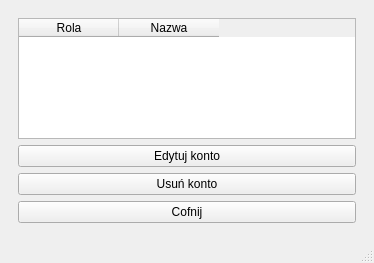
Qt form mainwindow.ui (WojciechLarecki/Puzzler) before a commit.
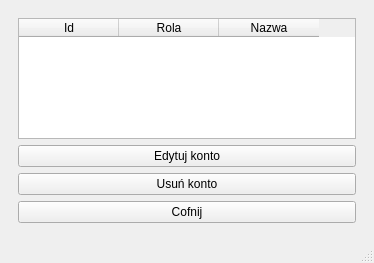
The same form after that commit. The open tabs and pages were chosen to show the change.

Patch:
```diff
--- a/mainwindow.ui
+++ b/mainwindow.ui
@@ -136,6 +136,11 @@
        <layout class="QVBoxLayout" name="verticalLayout_8">
         <item>
          <widget class="QTableWidget" name="manageAccountsTableWidget">
+          <column>
+           <property name="text">
+            <string>Id</string>
+           </property>
+          </column>
           <column>
            <property name="text">
             <string>Rola</string>
```
Left out of the diff: 7 changed lines with no effect on the pictures.
